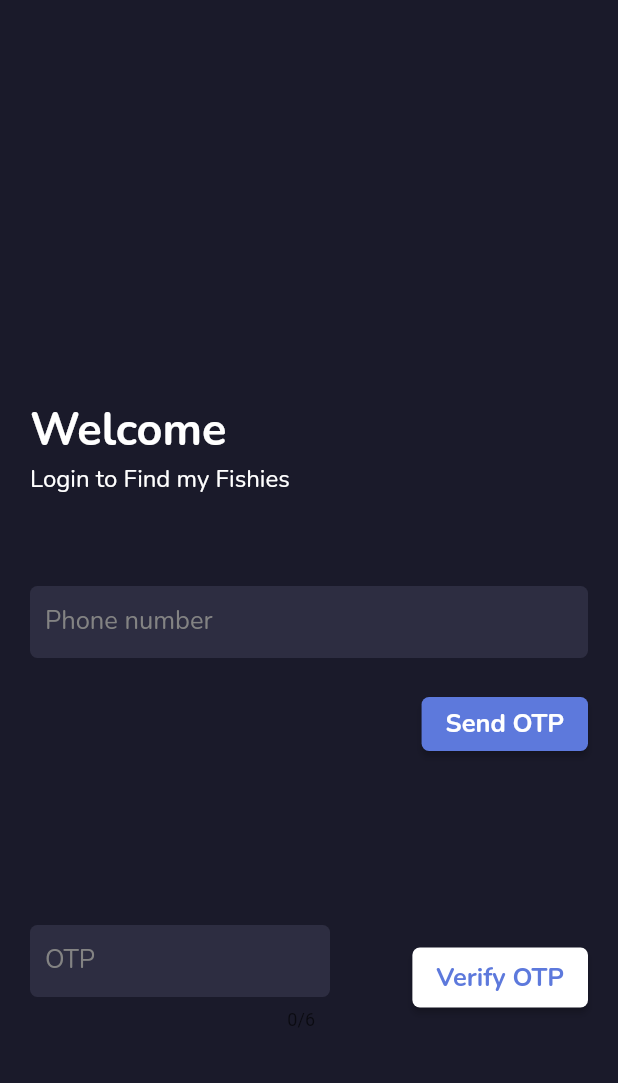
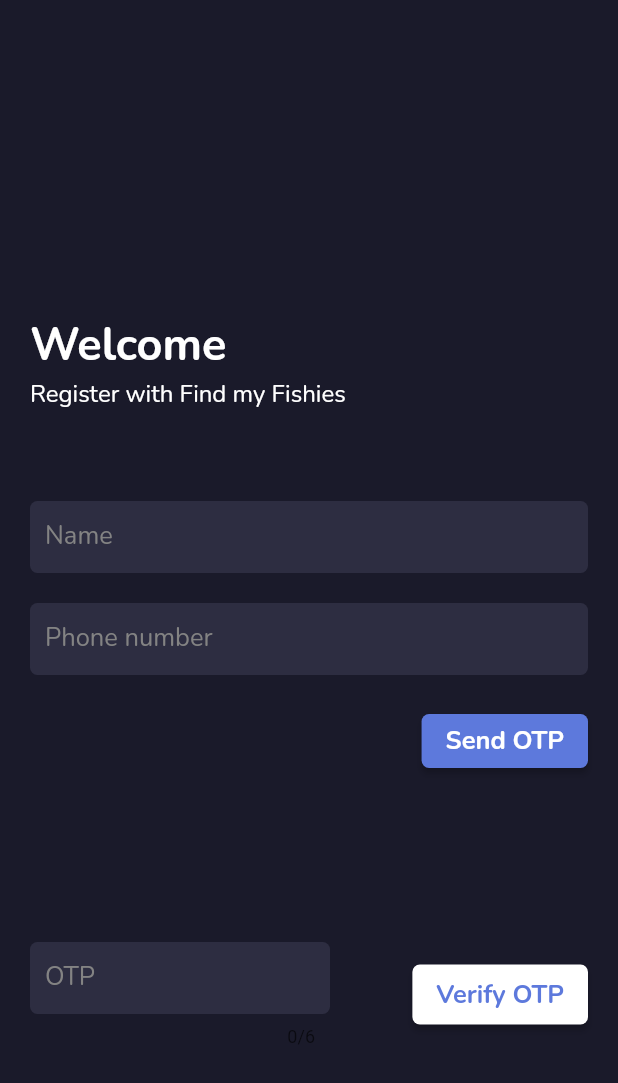
Before and after one commit to TheCraftOfCode/fishies_sih, a Flutter app: the screen it shows after launch, on a phone screen of 412 x 824 dp. Shown: the top 1083 px of the screen. Run offline on Flutter 3.47's test engine with Material 2 defaults, Android fonts, the phone set to English and light mode, and no system bars; drawn by our look-alikes of oktoast; our stand-ins replace google_fonts.

Commit message:
Completed sign up screen

```diff
--- a/lib/main.dart
+++ b/lib/main.dart
@@ -1,5 +1,6 @@
 
 import 'package:fishies_sih/screens/home.dart';
+import 'package:fishies_sih/screens/signup.dart';
 import 'package:fishies_sih/utils/themes.dart';
 import 'package:fishies_sih/widgets/load_valid_page_widget.dart';
 import 'package:flutter/material.dart';
@@ -34,7 +35,7 @@ class _MyAppState extends State<MyApp> {
   Widget build(BuildContext context) {
     return MaterialApp(
       theme: darkTheme.DarkTheme,
-      home: LoginPage(),
+      home: SignUpPage(),
       //const LoadValidPageWidget(LoginPage(), HomePage()),
       debugShowCheckedModeBanner: false,
     );
@@ -45,6 +46,5 @@ class _MyAppState extends State<MyApp> {
 
 
 
-//TODO: Change home page nav bar
 //TODO: Dialogue asking lose changes blah blah using alert_dialog widget
 //TODO: Add progress wheels for buttons
--- a/lib/screens/signup.dart
+++ b/lib/screens/signup.dart
@@ -0,0 +1,215 @@
+import 'package:fishies_sih/utils/colors.dart' as colors;
+import 'package:fishies_sih/widgets/custom_sliver_widget.dart';
+import 'package:fishies_sih/widgets/error_box.dart';
+import 'package:flutter/material.dart';
+import 'package:google_fonts/google_fonts.dart';
+import 'package:fishies_sih/utils/constants.dart' as constants;
+
+class SignUpPage extends StatefulWidget {
+  const SignUpPage({Key? key}) : super(key: key);
+
+  @override
+  State<SignUpPage> createState() => _SignUpPageState();
+}
+
+class _SignUpPageState extends State<SignUpPage> {
+  final _formKey = GlobalKey<FormState>();
+  final _nameController = TextEditingController();
+  final _phoneNumberController = TextEditingController();
+  final _passwordController = TextEditingController();
+
+  String error = "";
+
+  bool showProgress = false;
+
+  @override
+  Widget build(BuildContext context) {
+    return Stack(
+        children:[
+          Container(
+            color: colors.scaffoldColor,
+          ),
+          Scaffold(
+              backgroundColor: Colors.transparent,
+              body: CustomSliverView(
+                columnList: [
+                  Expanded(
+                    child: Container(),
+                    flex: 1,
+                  ),
+                  Expanded(
+                      flex: 4,
+                      child: Padding(
+                          padding: const EdgeInsets.symmetric(horizontal: 50),
+                          child: Container())
+                  ),
+                  Form(
+                    key: _formKey,
+                    child: Column(
+                      mainAxisAlignment: MainAxisAlignment.center,
+                      crossAxisAlignment: CrossAxisAlignment.center,
+                      children: [
+                        Padding(
+                          padding:
+                          const EdgeInsets.only(left: 20, right: 20, top: 80, bottom: 30),
+                          child: Align(
+                            alignment: Alignment.topLeft,
+                            child: Column(
+                              mainAxisAlignment: MainAxisAlignment.start,
+                              crossAxisAlignment: CrossAxisAlignment.start,
+                              children: [
+                                Text(
+                                  'Welcome',
+                                  style: GoogleFonts.nunito(
+                                    color: colors.primaryTextColor,
+                                    fontWeight: FontWeight.bold,
+                                    fontSize: 30,
+                                  ),
+                                ),
+                                Padding(
+                                    padding:
+                                    const EdgeInsets.only(top: 1, bottom: 20),
+                                    child: Text(
+                                      'Register with Find my Fishies',
+                                      style: GoogleFonts.nunito(
+                                        color: colors.primaryTextColor,
+                                        fontSize: 16,
+                                      ),
+                                    ))
+                              ],
+                            ),
+                          ),
+                        ),
+                        Padding(
+                          padding: constants.textFieldPadding,
+                          child: TextFormField(
+                              controller: _nameController,
+                              style: GoogleFonts.montserrat(
+                                  color: colors.primaryTextColor),
+                              validator: (value) {
+                                if (value == "" || value == null) {
+                                  return "Please enter a valid name";
+                                } else {
+                                  return null;
+                                }
+                              },
+                              decoration: InputDecoration(
+                                label: Text('Name',
+                                    style: GoogleFonts.nunito(
+                                        color: colors.textBoxTextColor,
+                                        fontSize: 17)),
+                                filled: true,
+                                hintText: 'Enter your name',
+                                hintStyle: GoogleFonts.poppins(
+                                    color:
+                                    colors.textBoxTextColor),
+                                focusedBorder: OutlineInputBorder(
+                                    borderSide: BorderSide.none,
+                                    borderRadius: BorderRadius.circular(5)),
+                                fillColor: colors.textBoxColor,
+                                focusColor: colors.textBoxColor,
+                                enabledBorder: OutlineInputBorder(
+                                    borderSide: BorderSide.none,
+                                    borderRadius: BorderRadius.circular(5)),
+                              )),
+                        ),
+                        Padding(
+                          padding: constants.textFieldPadding,
+                          child: TextFormField(
+                              controller: _nameController,
+                              style: GoogleFonts.montserrat(
+                                  color: colors.primaryTextColor),
+                              validator: (value) {
+                                if (value == "" || value == null) {
+                                  return "Please enter a valid phone number";
+                                } else {
+                                  return null;
+                                }
+                              },
+                              decoration: InputDecoration(
+                                label: Text('Phone number',
+                                    style: GoogleFonts.nunito(
+                                        color: colors.textBoxTextColor,
+                                        fontSize: 17)),
+                                filled: true,
+                                hintText: 'Enter your phone number',
+                                hintStyle: GoogleFonts.poppins(
+                                    color:
+                                    colors.textBoxTextColor),
+                                focusedBorder: OutlineInputBorder(
+                                    borderSide: BorderSide.none,
+                                    borderRadius: BorderRadius.circular(5)),
+                                fillColor: colors.textBoxColor,
+                                focusColor: colors.textBoxColor,
+                                enabledBorder: OutlineInputBorder(
+                                    borderSide: BorderSide.none,
+                                    borderRadius: BorderRadius.circular(5)),
+                              )),
+                        ),
+                        Padding(
+                          padding: constants.textFieldPadding,
+                          child: Align(
+                            alignment: Alignment.topRight,
+                            child: ElevatedButton(
+                              style: ElevatedButton.styleFrom(primary: colors.alternateButtonColor),
+                              child: Text('Send OTP', style: constants.alternateIconTextStyle,),onPressed: (){},
+
+                            ),
+                          ),
+                        ),
+                        Padding(
+                          padding: const EdgeInsets.only(top: 100.0, bottom: 100, left: 20, right: 20),
+                          child: Row(
+                            mainAxisAlignment: MainAxisAlignment.spaceBetween,
+                            children: [
+                              SizedBox(
+                                width: 200,
+                                child: TextFormField(
+                                    maxLength: 6,
+                                    keyboardType: const TextInputType.numberWithOptions(),
+                                    controller: _passwordController,
+                                    validator: (value) {
+                                      if (value == "" || value == null) {
+                                        return "Enter OTP";
+                                      } else {
+                                        return null;
+                                      }
+                                    },
+                                    style: GoogleFonts.nunito(
+                                        color: colors.primaryTextColor, fontSize: 17),
+
+                                    decoration: InputDecoration(
+                                      label: Text('OTP',
+                                          style: GoogleFonts.nunito(
+                                              color: colors.textBoxTextColor,
+                                              fontSize: 17)),
+                                      filled: true,
+                                      hintText: 'Enter OTP',
+                                      hintStyle: GoogleFonts.poppins(
+                                          color:
+                                          colors.textBoxTextColor),
+                                      focusedBorder: OutlineInputBorder(
+                                          borderSide: BorderSide.none,
+                                          borderRadius: BorderRadius.circular(5)),
+                                      fillColor: colors.textBoxColor,
+                                      focusColor: colors.textBoxColor,
+                                      enabledBorder: OutlineInputBorder(
+                                          borderSide: BorderSide.none,
+                                          borderRadius: BorderRadius.circular(5)),
+                                    )
+                                ),
+                              ),
+                              ElevatedButton(onPressed: (){}, child: SizedBox(height: 40,child: Center(child: Text('Verify OTP',style: constants.iconTextStyle,))))
+                            ],
+                          ),
+                        )
+                      ],
+                    ),
+                  ),
+                  Expanded(flex: 1, child: Container())
+                ],
+              ))
+        ]
+    );
+  }
+}
```
